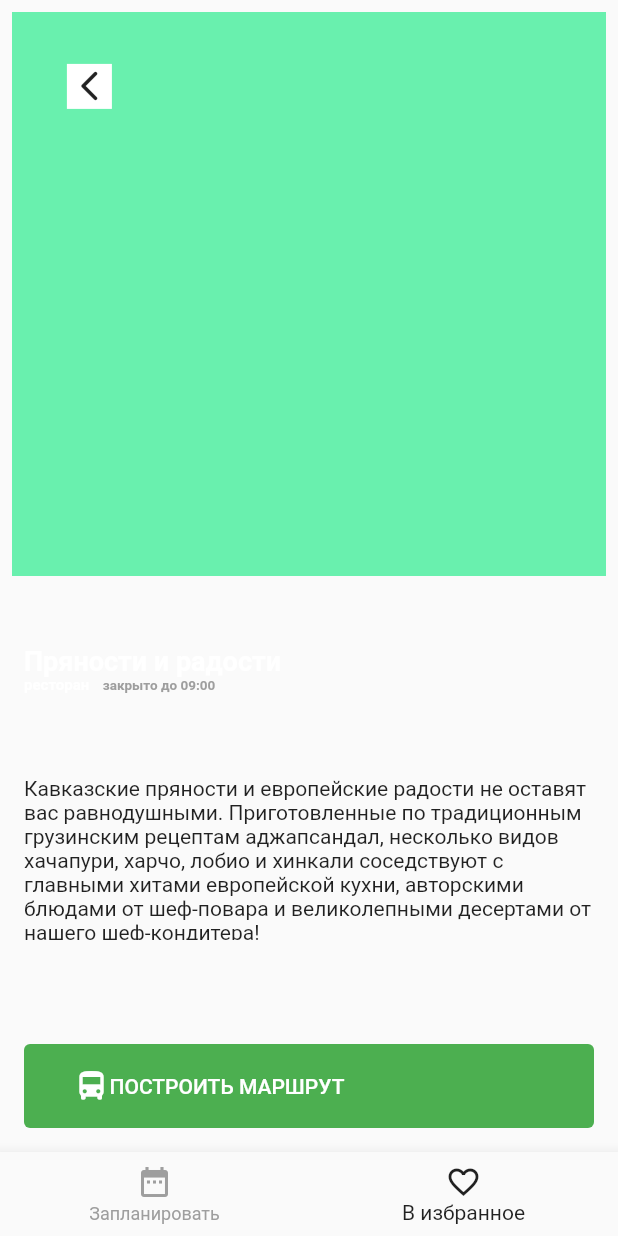
After one commit to venerara/places, a Flutter app: the SightDetails screen opened directly, on a phone screen of 412 x 824 dp. The commit adds this screen. Run offline on Flutter 3.47's test engine with Material 2 defaults, Android fonts, the phone set to English and light mode, and no system bars; missing offline and left inert: dart:ffi.

Commit message:
Create card details

```diff
--- a/lib/main.dart
+++ b/lib/main.dart
@@ -3,6 +3,7 @@ import 'package:flutter/material.dart';
 import 'package:flutter/painting.dart';
 import 'package:places/ui/screen/Sight_list_screen.dart';
 import 'package:places/ui/screen/sight_card.dart';
+import 'package:places/ui/screen/sight_details.dart';
 
 void main() {
   runApp(App());
--- /dev/null
+++ b/lib/ui/screen/sight_details.dart
@@ -0,0 +1,128 @@
+import 'package:flutter/cupertino.dart';
+import 'package:flutter/material.dart';
+
+class SightDetails extends StatelessWidget {
+  const SightDetails({Key? key}) : super(key: key);
+
+  @override
+  Widget build(BuildContext context) {
+    return Scaffold(
+      bottomNavigationBar: CustomBottonNavigationBar(),
+      body: Container(
+        padding: EdgeInsets.all(8),
+        child: Column(
+          mainAxisSize: MainAxisSize.max,
+          children: [
+            Expanded(
+              child: Container(
+                color: Colors.greenAccent,
+                alignment: FractionalOffset(0.1, 0.1),
+                child: Container(
+                  width: 30.0,
+                  height: 30.0,
+                  color: Colors.white,
+                  child: Icon(Icons.arrow_back_ios_new_rounded),
+                ),
+              ),
+              flex: 1,
+            ),
+            Expanded(
+              child: Column(
+                children: [
+                  Expanded(
+                    child: Container(
+                      padding: EdgeInsets.all(8),
+                      alignment: Alignment.centerLeft,
+                      child: RichText(
+                        text: TextSpan(
+                          text: 'Пряности и радости\n',
+                          style: TextStyle(
+                            fontWeight: FontWeight.bold,
+                            fontSize: 18,
+                          ),
+                          children: [
+                            TextSpan(
+                              text: 'ресторан',
+                              style: TextStyle(
+                                fontWeight: FontWeight.bold,
+                                fontSize: 10,
+                              ),
+                            ),
+                            TextSpan(
+                              text: '    закрыто до 09:00',
+                              style: TextStyle(
+                                color: Colors.grey,
+                                fontSize: 9,
+                              ),
+                            ),
+                          ],
+                        ),
+                      ),
+                    ),
+                    flex: 1,
+                  ),
+                  Expanded(
+                    child: Container(
+                      padding: EdgeInsets.all(8),
+                      alignment: Alignment.centerLeft,
+                      child: Text(
+                        'Кавказские пряности и европейские радости не оставят вас равнодушными. Приготовленные по традиционным грузинским рецептам аджапсандал, несколько видов  хачапури, харчо, лобио и хинкали соседствуют с главными хитами европейской кухни, авторскими блюдами от шеф-повара и великолепными десертами от нашего шеф-кондитера!',
+                        softWrap: true,
+                      ),
+                    ),
+                    flex: 1,
+                  ),
+                  Expanded(
+                    child: Container(
+                      padding: EdgeInsets.all(8),
+                      alignment: Alignment.bottomCenter,
+                      child: TextButton(
+                        onPressed: () {},
+                        style: ButtonStyle(
+                          backgroundColor:
+                              MaterialStateProperty.all<Color>(Colors.green),
+                          foregroundColor:
+                              MaterialStateProperty.all<Color>(Colors.white),
+                        ),
+                        child: Row(children: [
+                          SizedBox(height: 40, width: 25),
+                          Icon(Icons.directions_bus),
+                          Text("ПОСТРОИТЬ МАРШРУТ"),
+                        ]),
+                      ),
+                    ),
+                    flex: 1,
+                  ),
+                ],
+              ),
+              flex: 1,
+            ),
+          ],
+        ),
+      ),
+    );
+  }
+}
+
+class CustomBottonNavigationBar extends StatelessWidget {
+  const CustomBottonNavigationBar({Key? key}) : super(key: key);
+
+  @override
+  Widget build(BuildContext context) {
+    return BottomNavigationBar(
+      unselectedItemColor: Colors.grey,
+      selectedItemColor: Colors.black87,
+      currentIndex: 1,
+      items: const <BottomNavigationBarItem>[
+        BottomNavigationBarItem(
+          icon: Icon(Icons.date_range),
+          title: Text('Запланировать'),
+        ),
+        BottomNavigationBarItem(
+          icon: Icon(Icons.favorite_border),
+          title: Text('В избранное'),
+        ),
+      ],
+    );
+  }
+}
```
